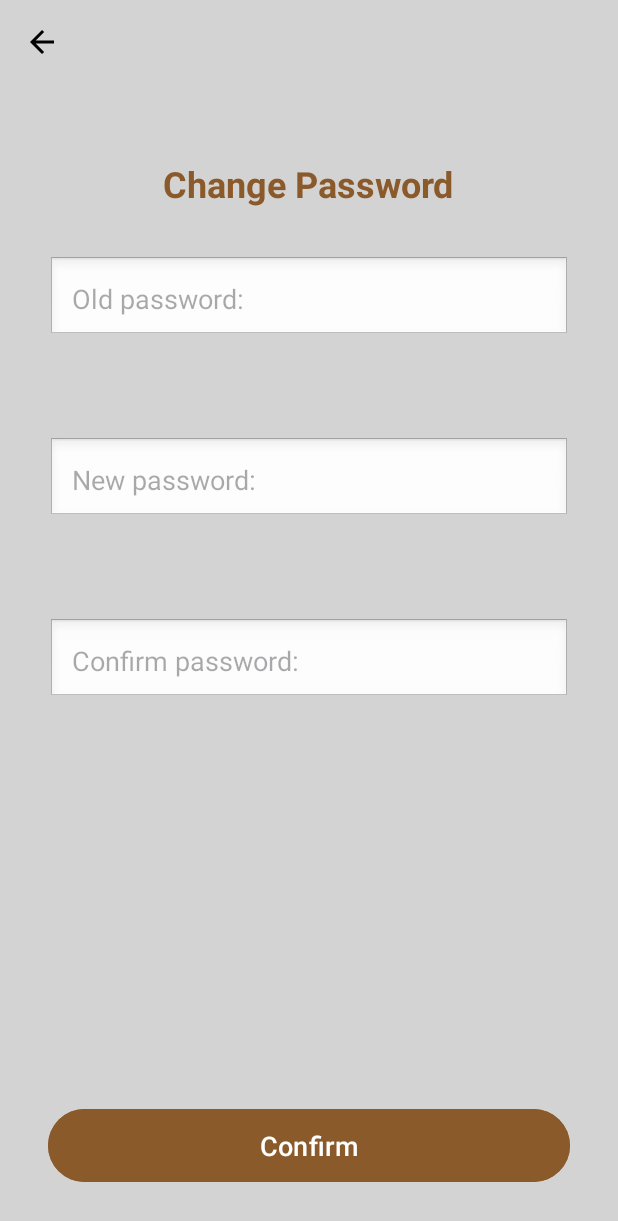
After one commit to AAVANDRE10/ChamaSeguraAPP, an Android app: the fragment fragment_change_password shown on its own in the app's theme, on a phone screen of 412 x 824 dp. The commit adds this screen. Shown: the top 1221 px of the screen. Run offline under Robolectric (Android 15) with nearby library versions, the phone set to English and light mode, and no system bars.

Commit message:
fragment change_password created

```diff
--- a/app/src/main/java/com/example/chamasegura/fragment_verification_code.kt
+++ b/app/src/main/java/com/example/chamasegura/fragments/fragment_change_password.kt
@@ -1,18 +1,18 @@
-package com.example.chamasegura
+package com.example.chamasegura.fragments
 
 import android.os.Bundle
 import androidx.fragment.app.Fragment
 import android.view.LayoutInflater
 import android.view.View
 import android.view.ViewGroup
+import com.example.chamasegura.R
 
-class fragment_verification_code : Fragment() {
-
+class fragment_change_password : Fragment() {
     override fun onCreateView(
         inflater: LayoutInflater, container: ViewGroup?,
         savedInstanceState: Bundle?
     ): View? {
         // Inflate the layout for this fragment
-        return inflater.inflate(R.layout.fragment_verification_code, container, false)
+        return inflater.inflate(R.layout.fragment_change_password, container, false)
     }
 }
--- a/app/src/main/java/com/example/chamasegura/fragment_home.kt
+++ b/app/src/main/java/com/example/chamasegura/fragments/fragment_home.kt
@@ -1,4 +1,4 @@
-package com.example.chamasegura
+package com.example.chamasegura.fragments
 
 import android.os.Bundle
 import androidx.fragment.app.Fragment
@@ -7,6 +7,8 @@ import android.view.View
 import android.view.ViewGroup
 import androidx.appcompat.widget.Toolbar
 import androidx.core.view.GravityCompat
+import com.example.chamasegura.MainActivity
+import com.example.chamasegura.R
 
 class fragment_home : Fragment() {
 
--- /dev/null
+++ b/app/src/main/java/com/example/chamasegura/fragments/fragment_verification_code.kt
@@ -0,0 +1,19 @@
+package com.example.chamasegura.fragments
+
+import android.os.Bundle
+import androidx.fragment.app.Fragment
+import android.view.LayoutInflater
+import android.view.View
+import android.view.ViewGroup
+import com.example.chamasegura.R
+
+class fragment_verification_code : Fragment() {
+
+    override fun onCreateView(
+        inflater: LayoutInflater, container: ViewGroup?,
+        savedInstanceState: Bundle?
+    ): View? {
+        // Inflate the layout for this fragment
+        return inflater.inflate(R.layout.fragment_verification_code, container, false)
+    }
+}
--- /dev/null
+++ b/app/src/main/res/layout/fragment_change_password.xml
@@ -0,0 +1,112 @@
+<?xml version="1.0" encoding="utf-8"?>
+<RelativeLayout xmlns:android="http://schemas.android.com/apk/res/android"
+    xmlns:tools="http://schemas.android.com/tools"
+    android:layout_width="match_parent"
+    android:layout_height="match_parent"
+    android:background="@color/light_gray"
+    tools:context=".fragments.fragment_change_password">
+
+    <ImageButton
+        android:id="@+id/backButton"
+        android:layout_width="wrap_content"
+        android:layout_height="wrap_content"
+        android:layout_margin="16dp"
+        android:background="@null"
+        android:src="@drawable/baseline_arrow_back_24"
+        android:contentDescription="Back" />
+
+    <TextView
+        android:id="@+id/changePasswordPrompt"
+        android:layout_width="wrap_content"
+        android:layout_height="wrap_content"
+        android:layout_below="@id/backButton"
+        android:layout_centerHorizontal="true"
+        android:layout_marginTop="50dp"
+        android:text="Change Password"
+        android:textColor="#8B5A2B"
+        android:textSize="24sp"
+        android:textStyle="bold" />
+
+    <LinearLayout
+        android:id="@+id/oldPasswordLayout"
+        android:layout_width="match_parent"
+        android:layout_height="wrap_content"
+        android:layout_below="@id/changePasswordPrompt"
+        android:layout_margin="32dp"
+        android:layout_marginTop="16dp"
+        android:orientation="horizontal">
+
+        <EditText
+            android:id="@+id/oldPasswordInput"
+            android:layout_width="0dp"
+            android:layout_height="wrap_content"
+            android:layout_weight="1"
+            android:background="@android:drawable/edit_text"
+            android:hint="Old password:"
+            android:inputType="textPassword"
+            android:padding="16dp"
+            android:textColor="#000"
+            android:textSize="18sp" />
+
+    </LinearLayout>
+
+    <LinearLayout
+        android:id="@+id/newPasswordLayout"
+        android:layout_width="match_parent"
+        android:layout_height="wrap_content"
+        android:layout_below="@id/oldPasswordLayout"
+        android:layout_margin="32dp"
+        android:layout_marginTop="16dp"
+        android:orientation="horizontal">
+
+        <EditText
+            android:id="@+id/newPasswordInput"
+            android:layout_width="0dp"
+            android:layout_height="wrap_content"
+            android:layout_weight="1"
+            android:background="@android:drawable/edit_text"
+            android:hint="New password:"
+            android:inputType="textPassword"
+            android:padding="16dp"
+            android:textColor="#000"
+            android:textSize="18sp" />
+
+    </LinearLayout>
+
+    <LinearLayout
+        android:id="@+id/confirmPasswordLayout"
+        android:layout_width="match_parent"
+        android:layout_height="wrap_content"
+        android:layout_below="@id/newPasswordLayout"
+        android:layout_margin="32dp"
+        android:layout_marginTop="16dp"
+        android:orientation="horizontal">
+
+        <EditText
+            android:id="@+id/confirmPasswordInput"
+            android:layout_width="0dp"
+            android:layout_height="wrap_content"
+            android:layout_weight="1"
+            android:background="@android:drawable/edit_text"
+            android:hint="Confirm password:"
+            android:inputType="textPassword"
+            android:padding="16dp"
+            android:textColor="#000"
+            android:textSize="18sp" />
+
+    </LinearLayout>
+
+    <Button
+        android:id="@+id/confirmButton"
+        android:layout_width="match_parent"
+        android:layout_height="wrap_content"
+        android:layout_alignParentBottom="true"
+        android:layout_margin="32dp"
+        android:backgroundTint="#8B5A2B"
+        android:text="Confirm"
+        android:textAllCaps="false"
+        android:textColor="#FFFFFF"
+        android:textSize="18sp"
+        android:padding="12dp" />
+    <!-->android:drawableLeft="@drawable/ic_check_white_24dp"<!-->
+</RelativeLayout>
--- a/app/src/main/res/layout/fragment_home.xml
+++ b/app/src/main/res/layout/fragment_home.xml
@@ -7,7 +7,7 @@
     android:orientation="vertical"
     android:padding="16dp"
     android:background="@color/light_gray"
-    tools:context=".fragment_home">
+    tools:context=".fragments.fragment_home">
 
     <RelativeLayout
         android:layout_width="match_parent"
--- a/app/src/main/res/layout/fragment_verification_code.xml
+++ b/app/src/main/res/layout/fragment_verification_code.xml
@@ -3,8 +3,8 @@
     xmlns:tools="http://schemas.android.com/tools"
     android:layout_width="match_parent"
     android:layout_height="match_parent"
-    android:background="#E5E5E5"
-    tools:context=".fragment_verification_code">
+    android:background="@color/light_gray"
+    tools:context=".fragments.fragment_verification_code">
 
     <!-- Back Button -->
     <ImageButton
```
